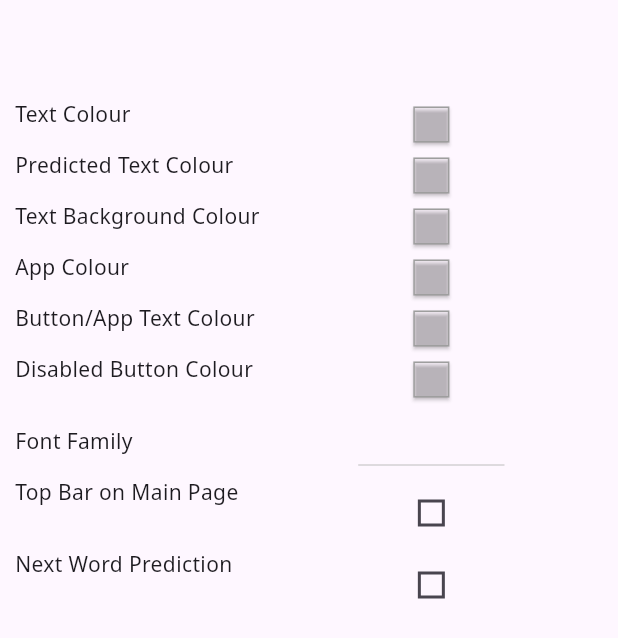
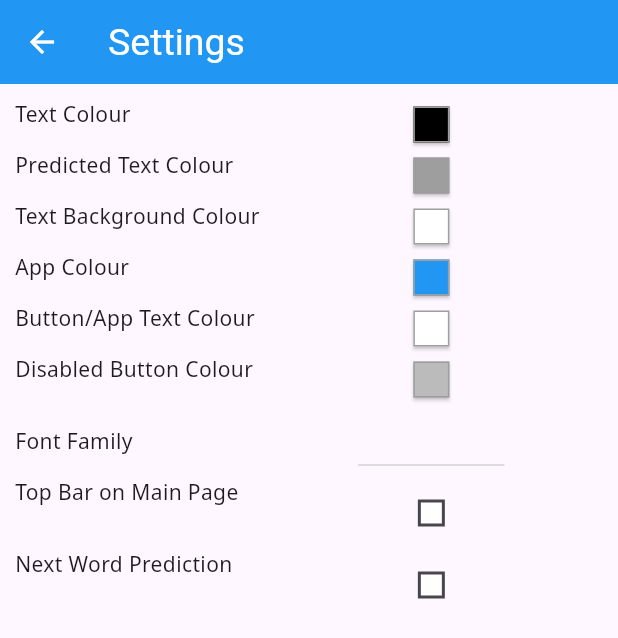
Before and after one commit to kowandiki/tempad, a Flutter app: the SettingsPage screen opened directly with empty values, on a phone screen of 412 x 824 dp. Shown: the top 638 px of the screen. Run offline on Flutter 3.47's test engine with Material 3 defaults, Android fonts, the phone set to English and light mode, and no system bars; our stand-ins replace flutter_tts, image_picker, shared_preferences; accounts and stored records are empty.

Commit message:
remove hard coded colours. use global reference for theme information

```diff
--- /dev/null
+++ b/lib/globals.dart
@@ -0,0 +1,12 @@
+import 'package:flutter/material.dart';
+
+class Globals {
+
+  // App Colour definitions
+  static Color textColor = Colors.black;
+  static Color predictedTextColor = Colors.grey;
+  static Color textBackgroundColor = Colors.white;
+  static Color appColor = Colors.blue;
+  static Color appButtonColor = Colors.white;
+  static Color disabledButtonColor = const Color.fromARGB(255, 187, 187, 187);
+}
--- a/lib/settings.dart
+++ b/lib/settings.dart
@@ -2,6 +2,7 @@
 
 import 'package:bloknot/color_picker.dart';
 import 'package:bloknot/color_picker_button.dart';
+import 'package:bloknot/globals.dart';
 import 'package:flutter/material.dart';
 import 'package:flutter_tts/flutter_tts.dart';
 import 'package:shared_preferences/shared_preferences.dart';
@@ -15,22 +16,11 @@
   final bool topBarOnMainPageInit;
 
   final void Function(int sRGB) updateTextColor;
-  final int textColorInit;
-
   final void Function(int sRGB) updatePredictedTextColor;
-  final int predictedTextColorInit;
-
   final void Function(int sRGB) updateTextBackgroundColor;
-  final int textBackgroundColorInit;
-
   final void Function(int sRGB) updateAppColor;
-  final int appColorInit;
-
   final void Function(int sRGB) updateAppButtonColor;
-  final int appButtonColorInit;
-
   final void Function(int sRGB) updateDisabledButtonColor;
-  final int disabledButtonColorInit;
 
   final void Function(String fontFamily) updateFontFamily;
   final String fontFamilyInit;
@@ -42,17 +32,11 @@
     required this.toggleTopBarOnMainPage,
     required this.topBarOnMainPageInit,
     required this.updateTextColor,
-    required this.textColorInit,
     required this.updatePredictedTextColor,
-    required this.predictedTextColorInit,
     required this.updateTextBackgroundColor,
-    required this.textBackgroundColorInit,
     required this.updateAppColor,
-    required this.appColorInit,
     required this.updateAppButtonColor,
-    required this.appButtonColorInit,
     required this.updateDisabledButtonColor,
-    required this.disabledButtonColorInit,
     required this.updateFontFamily,
     required this.fontFamilyInit,
   });
@@ -159,12 +143,12 @@
     _nextWordPrediction = widget.nextWordPredictionInit;
     _topBarOnMainPage = widget.topBarOnMainPageInit;
 
-    textColor = Color(widget.textColorInit);
-    predictedTextColor = Color(widget.predictedTextColorInit);
-    textBackgroundColor = Color(widget.textBackgroundColorInit);
-    appColor = Color(widget.appColorInit);
-    appButtonColor = Color(widget.appButtonColorInit);
-    disabledButtonColor = Color(widget.disabledButtonColorInit);
+    textColor = Color(Globals.textColor.toARGB32());
+    predictedTextColor = Color(Globals.predictedTextColor.toARGB32());
+    textBackgroundColor = Color(Globals.textBackgroundColor.toARGB32());
+    appColor = Color(Globals.appColor.toARGB32());
+    appButtonColor = Color(Globals.appButtonColor.toARGB32());
+    disabledButtonColor = Color(Globals.disabledButtonColor.toARGB32());
 
     fontFamily = widget.fontFamilyInit;
 
```
Also changed, not shown: lib/image_view.dart (+5 -4 lines), lib/main.dart (+47 -53 lines), lib/workspace_dialog.dart (+10 -14 lines).
